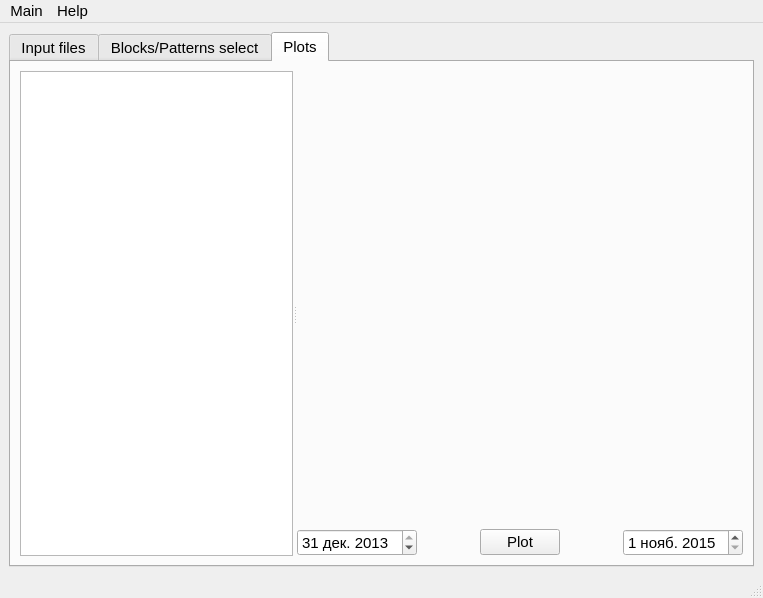
aj2201/Block_injectivity, file GUI/bii.ui: the form before one commit.
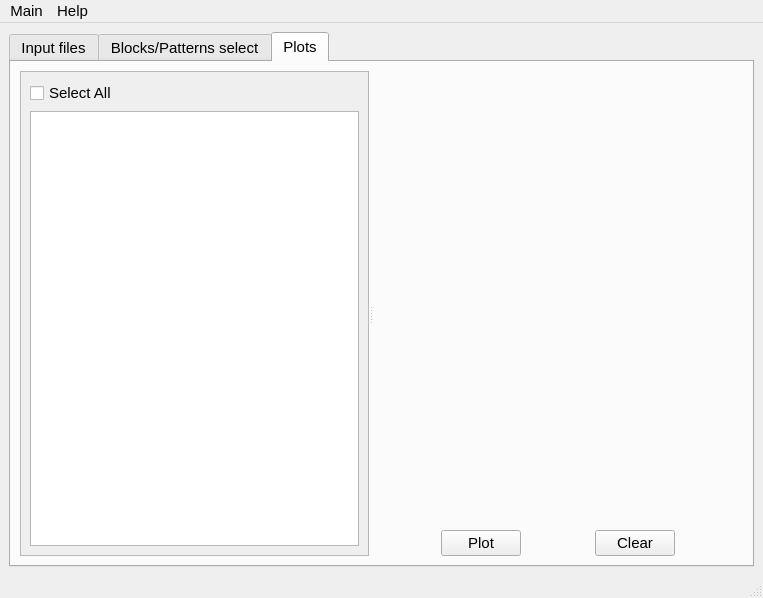
The form after the commit. The open tabs and pages were chosen to show the change. Custom widgets are drawn as their Qt base class.

Commit message: user interface updated, only subplots, without start end data changing

What changed in the file:
```diff
--- a/GUI/bii.ui
+++ b/GUI/bii.ui
@@ -19,8 +19,8 @@
      <pointsize>11</pointsize>
     </font>
    </property>
-   <layout class="QGridLayout" name="gridLayout">
-    <item row="0" column="0">
+   <layout class="QVBoxLayout" name="verticalLayout_8">
+    <item>
      <widget class="QTabWidget" name="tabWidget">
       <property name="enabled">
        <bool>true</bool>
@@ -304,31 +304,65 @@
        <attribute name="title">
         <string>Plots</string>
        </attribute>
-       <layout class="QHBoxLayout" name="horizontalLayout_10">
-        <item>
+       <layout class="QGridLayout" name="gridLayout_2">
+        <item row="0" column="0">
          <widget class="QSplitter" name="splitter">
           <property name="orientation">
            <enum>Qt::Horizontal</enum>
           </property>
-          <widget class="QListWidget" name="list_of_blocks_to_plot"/>
+          <widget class="QScrollArea" name="scrollArea">
+           <property name="widgetResizable">
+            <bool>true</bool>
+           </property>
+           <widget class="QWidget" name="scrollAreaWidgetContents_2">
+            <property name="geometry">
+             <rect>
+              <x>0</x>
+              <y>0</y>
+              <width>286</width>
+              <height>486</height>
+             </rect>
+            </property>
+            <property name="minimumSize">
+             <size>
+              <width>5</width>
+              <height>12</height>
+             </size>
+            </property>
+            <layout class="QVBoxLayout" name="verticalLayout_9">
+             <item>
+              <widget class="QCheckBox" name="plots_select_all">
+               <property name="text">
+                <string>Select All</string>
+               </property>
+              </widget>
+             </item>
+             <item>
+              <widget class="QListView" name="listView_2"/>
+             </item>
+            </layout>
+           </widget>
+          </widget>
           <widget class="QWidget" name="layoutWidget">
            <layout class="QVBoxLayout" name="verticalLayout_6">
+            <item>
+             <spacer name="horizontalSpacer_6">
+              <property name="orientation">
+               <enum>Qt::Horizontal</enum>
+              </property>
+              <property name="sizeHint" stdset="0">
+               <size>
+                <width>40</width>
+                <height>20</height>
+               </size>
+              </property>
+             </spacer>
+            </item>
             <item>
              <widget class="MatplotlibWidget" name="matplotlibwidget"/>
             </item>
             <item>
              <layout class="QHBoxLayout" name="horizontalLayout">
-              <item>
-               <widget class="QDateEdit" name="start_time_edit">
-                <property name="date">
-                 <date>
-                  <year>2013</year>
-                  <month>12</month>
-                  <day>31</day>
-                 </date>
-                </property>
-               </widget>
-              </item>
               <item>
                <spacer name="horizontalSpacer">
                 <property name="orientation">
@@ -349,6 +383,26 @@
                 </property>
                </widget>
               </item>
+              <item>
+               <spacer name="horizontalSpacer_3">
+                <property name="orientation">
+                 <enum>Qt::Horizontal</enum>
+                </property>
+                <property name="sizeHint" stdset="0">
+                 <size>
+                  <width>40</width>
+                  <height>20</height>
+                 </size>
+                </property>
+               </spacer>
+              </item>
+              <item>
+               <widget class="QPushButton" name="clear_plot_button">
+                <property name="text">
+                 <string>Clear</string>
+                </property>
+               </widget>
+              </item>
               <item>
                <spacer name="horizontalSpacer_2">
                 <property name="orientation">
@@ -362,17 +416,6 @@
                 </property>
                </spacer>
               </item>
-              <item>
-               <widget class="QDateEdit" name="end_time_edit">
-                <property name="date">
-                 <date>
-                  <year>2015</year>
-                  <month>11</month>
-                  <day>1</day>
-                 </date>
-                </property>
-               </widget>
-              </item>
              </layout>
             </item>
            </layout>
```
Left out of the diff: 63 changed lines with no effect on the pictures. The commit also changes 1 other file.
